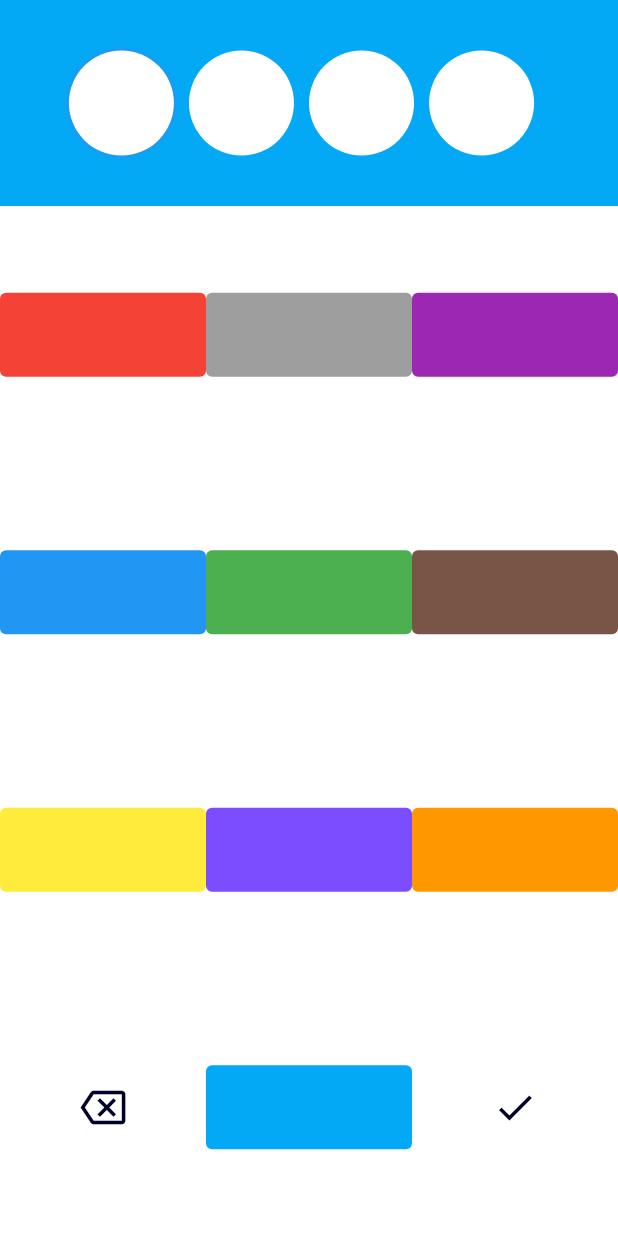
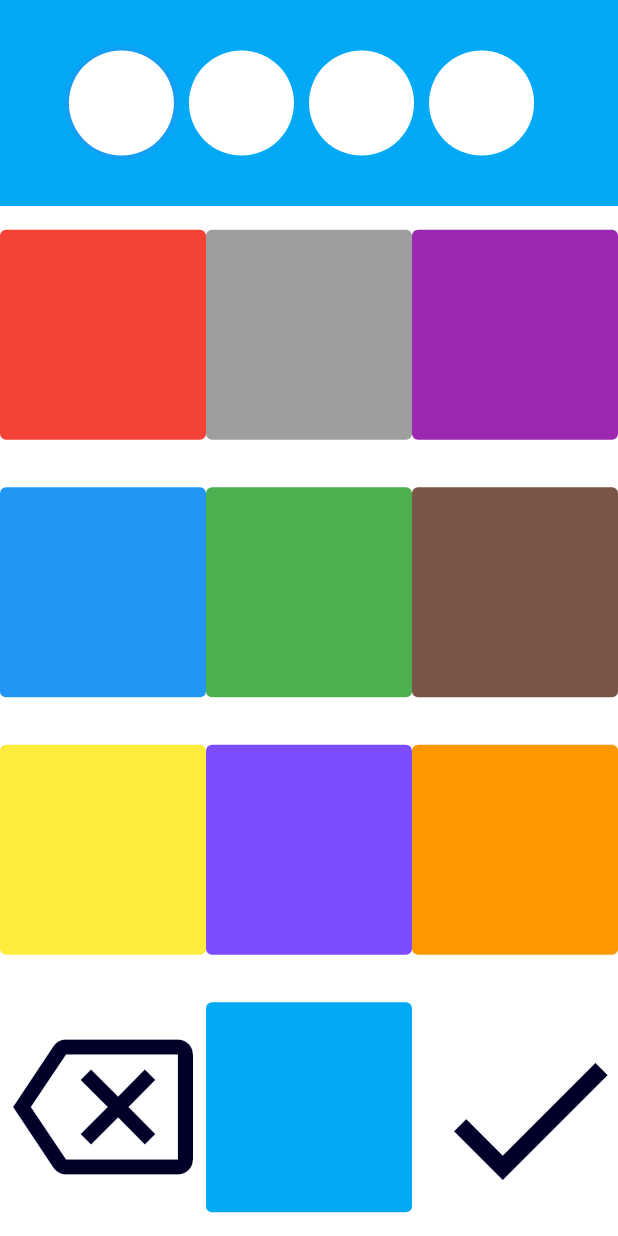
Before and after one commit to Josdy/FragmentedTeam, a Flutter app: the PasswordView screen opened directly, on a phone screen of 412 x 824 dp. Run offline on Flutter 3.47's test engine with Material 2 defaults, Android fonts, the phone set to English and light mode, and no system bars; our stand-ins replace flutter_svg.

Commit message:
se agrandan los botones

```diff
--- a/all_inclusive/lib/PasswordScreenInFlutter.dart
+++ b/all_inclusive/lib/PasswordScreenInFlutter.dart
@@ -1,5 +1,41 @@
 import 'package:all_inclusive/main.dart';
-import 'package:flutter/material.dart';
+import 'package:flutter/material.dart'
+    show
+        Alignment,
+        BorderRadius,
+        BoxDecoration,
+        BoxShadow,
+        BoxShape,
+        BuildContext,
+        ButtonStyle,
+        Color,
+        Colors,
+        Column,
+        Container,
+        EdgeInsets,
+        Expanded,
+        FontWeight,
+        Icon,
+        Icons,
+        Key,
+        MainAxisAlignment,
+        MainAxisSize,
+        MaterialPageRoute,
+        MaterialStateProperty,
+        MediaQuery,
+        Navigator,
+        Offset,
+        Radius,
+        Row,
+        Scaffold,
+        Size,
+        State,
+        StatefulWidget,
+        StatelessWidget,
+        Text,
+        TextButton,
+        TextStyle,
+        Widget;
 import 'package:flutter_svg/flutter_svg.dart';
 
 class PasswordView extends StatefulWidget {
@@ -39,8 +75,8 @@ class _PasswordViewState extends State<PasswordView> {
               decoration: BoxDecoration(
                   color: Colors.white,
                   borderRadius: BorderRadius.only(
-                      topLeft: Radius.circular(30),
-                      topRight: Radius.circular(30))),
+                      topLeft: Radius.circular(50),
+                      topRight: Radius.circular(50))),
               child: Column(
                 children: [
                   Expanded(
@@ -112,7 +148,7 @@ class _PasswordViewState extends State<PasswordView> {
                                                 // width : double.maxFinite
                                                 // height: 56.0
                                                 const Size(
-                                                    double.maxFinite, 56.0),
+                                                    double.maxFinite, 140.0),
                                               )),
                                           onPressed: () {
                                             addDigit(1);
@@ -134,7 +170,7 @@ class _PasswordViewState extends State<PasswordView> {
                                                 // width : double.maxFinite
                                                 // height: 56.0
                                                 const Size(
-                                                    double.maxFinite, 56.0),
+                                                    double.maxFinite, 140.0),
                                               )),
                                           onPressed: () {
                                             addDigit(2);
@@ -154,7 +190,7 @@ class _PasswordViewState extends State<PasswordView> {
                                                 // width : double.maxFinite
                                                 // height: 56.0
                                                 const Size(
-                                                    double.maxFinite, 56.0),
+                                                    double.maxFinite, 140.0),
                                               )),
                                           onPressed: () {
                                             addDigit(3);
@@ -182,7 +218,7 @@ class _PasswordViewState extends State<PasswordView> {
                                                 // width : double.maxFinite
                                                 // height: 56.0
                                                 const Size(
-                                                    double.maxFinite, 56.0),
+                                                    double.maxFinite, 140.0),
                                               )),
                                           onPressed: () {
                                             addDigit(4);
@@ -202,7 +238,7 @@ class _PasswordViewState extends State<PasswordView> {
                                                 // width : double.maxFinite
                                                 // height: 56.0
                                                 const Size(
-                                                    double.maxFinite, 56.0),
+                                                    double.maxFinite, 140.0),
                                               )),
                                           onPressed: () {
                                             addDigit(5);
@@ -222,7 +258,7 @@ class _PasswordViewState extends State<PasswordView> {
                                                 // width : double.maxFinite
                                                 // height: 56.0
                                                 const Size(
-                                                    double.maxFinite, 56.0),
+                                                    double.maxFinite, 140.0),
                                               )),
                                           onPressed: () {
                                             addDigit(6);
@@ -250,7 +286,7 @@ class _PasswordViewState extends State<PasswordView> {
                                                 // width : double.maxFinite
                                                 // height: 56.0
                                                 const Size(
-                                                    double.maxFinite, 56.0),
+                                                    double.maxFinite, 140.0),
                                               )),
                                           onPressed: () {
                                             addDigit(7);
@@ -270,7 +306,7 @@ class _PasswordViewState extends State<PasswordView> {
                                                 // width : double.maxFinite
                                                 // height: 56.0
                                                 const Size(
-                                                    double.maxFinite, 56.0),
+                                                    double.maxFinite, 140.0),
                                               )),
                                           onPressed: () {
                                             addDigit(8);
@@ -290,7 +326,7 @@ class _PasswordViewState extends State<PasswordView> {
                                                 // width : double.maxFinite
                                                 // height: 56.0
                                                 const Size(
-                                                    double.maxFinite, 56.0),
+                                                    double.maxFinite, 140.0),
                                               )),
                                           onPressed: () {
                                             addDigit(9);
@@ -315,7 +351,7 @@ class _PasswordViewState extends State<PasswordView> {
                                                 MaterialStateProperty.all<Size>(
                                           // width : double.maxFinite
                                           // height: 56.0
-                                          const Size(double.maxFinite, 56.0),
+                                          const Size(double.maxFinite, 140.0),
                                         )),
                                         onPressed: () {
                                           backspace();
@@ -323,7 +359,7 @@ class _PasswordViewState extends State<PasswordView> {
                                         child: Icon(Icons.backspace_outlined,
                                             color: Colors.black.withBlue(40),
                                             semanticLabel: "Borrar",
-                                            size: 30),
+                                            size: 120),
                                       ),
                                     ),
                                     Expanded(
@@ -338,7 +374,7 @@ class _PasswordViewState extends State<PasswordView> {
                                                 // width : double.maxFinite
                                                 // height: 56.0
                                                 const Size(
-                                                    double.maxFinite, 56.0),
+                                                    double.maxFinite, 140.0),
                                               )),
                                           onPressed: () {
                                             addDigit(0);
@@ -354,14 +390,14 @@ class _PasswordViewState extends State<PasswordView> {
                                                   .all<Size>(
                                             // width : double.maxFinite
                                             // height: 56.0
-                                            const Size(double.maxFinite, 56.0),
+                                            const Size(double.maxFinite, 140.0),
                                           )),
                                           onPressed: () {
                                             open_loading();
                                           },
                                           child: Icon(Icons.check,
                                               color: Colors.black.withBlue(40),
-                                              size: 30,
+                                              size: 140,
                                               semanticLabel: "Confirmar")),
                                     ),
                                   ],
--- a/all_inclusive/lib/main.dart
+++ b/all_inclusive/lib/main.dart
@@ -7,7 +7,21 @@ void main() {
     title: 'Navigation Basics',
     home: FirstRoute(),
   ));
+
+  runApp(const MaterialApp(title: 'Validación', home: SecondRoute()));
 }
+
+/*class SecondRoute extends StatelessWidget{
+  Widget @override
+  Widget build(BuildContext context) {
+    final MediaQueryData = MediaQuery.of(context);
+    if(MediaQueryData.accessibleNavigation){
+      return Text('Lector de pantalla esta encendido');
+    }
+    return  Text('Lector de pantalla esta apagado');
+  }
+
+}*/
 
 class FirstRoute extends StatelessWidget {
   const FirstRoute({super.key});
@@ -107,7 +121,7 @@ Future<void> _showSimpleDialog(BuildContext context) async {
                 onPressed: () {
                   Navigator.push(
                     context,
-                    MaterialPageRoute(builder: (context) =>  MyHomePage()),
+                    MaterialPageRoute(builder: (context) => MyHomePage()),
                   );
                 },
                 child: const Text('Continuar'),
@@ -132,19 +146,19 @@ Future<void> _showSimpleDialog(BuildContext context) async {
 }
 
 class ThirdRoute extends StatelessWidget {
-
   const ThirdRoute({super.key});
 
   @override
   Widget build(BuildContext context) {
     return GestureDetector(
-       onTap: () {  Navigator.push(
+        onTap: () {
+          Navigator.push(
             context,
-                    MaterialPageRoute(builder: (context) =>  const LastRoute()),
-                  );},
-      child:Container(
+            MaterialPageRoute(builder: (context) => const LastRoute()),
+          );
+        },
+        child: Container(
             constraints: const BoxConstraints.expand(),
-
             decoration: const BoxDecoration(
               image: DecorationImage(
                 image: AssetImage("assets/images/loading_view.png"),
@@ -153,23 +167,24 @@ class ThirdRoute extends StatelessWidget {
             ),
             child: Scaffold(
               backgroundColor: Colors.transparent,
-     ) ));
+            )));
   }
 }
+
 class LastRoute extends StatelessWidget {
-
   const LastRoute({super.key});
 
   @override
   Widget build(BuildContext context) {
     return GestureDetector(
-       onTap: () {  Navigator.push(
+        onTap: () {
+          Navigator.push(
             context,
-                    MaterialPageRoute(builder: (context) =>  const FirstRoute()),
-                  );},
-      child:Container(
+            MaterialPageRoute(builder: (context) => const FirstRoute()),
+          );
+        },
+        child: Container(
             constraints: const BoxConstraints.expand(),
-
             decoration: const BoxDecoration(
               image: DecorationImage(
                 image: AssetImage("assets/images/dashboard.png"),
@@ -178,7 +193,7 @@ class LastRoute extends StatelessWidget {
             ),
             child: Scaffold(
               backgroundColor: Colors.transparent,
-     ) ));
+            )));
   }
 }
 
@@ -289,20 +304,14 @@ class ButtonForHome extends StatelessWidget {
   }
 }
 
-
 class MyHomePage extends StatefulWidget {
-
-
   @override
   _MyHomePageState createState() => _MyHomePageState();
 }
 
 class _MyHomePageState extends State<MyHomePage> {
-
-
   @override
   Widget build(BuildContext context) {
-
     return PasswordView();
   }
 }
```
Also changed, not shown: 1 other file. Lines whose indentation alone changed are shown as unchanged.
